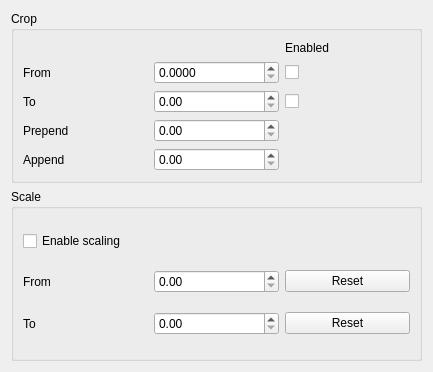
Old version of the form forms/cropscalewidget.ui in the repository echmet/SignalMixer.
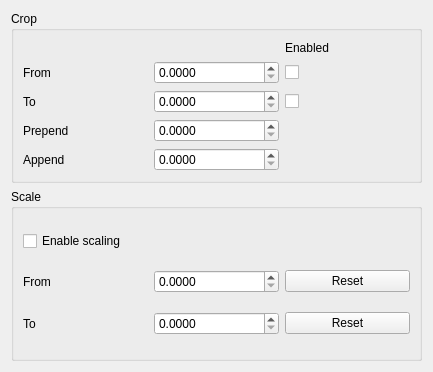
New version of the form.

Commit message: Use four decimal digits in tranformatiom spinboxes

Diff of the .ui file:
```diff
--- a/forms/cropscalewidget.ui
+++ b/forms/cropscalewidget.ui
@@ -37,7 +37,11 @@
          </widget>
         </item>
         <item row="3" column="1">
-         <widget class="QDoubleSpinBox" name="qdspbox_cropTo"/>
+         <widget class="QDoubleSpinBox" name="qdspbox_cropTo">
+          <property name="decimals">
+           <number>4</number>
+          </property>
+         </widget>
         </item>
         <item row="4" column="0">
          <widget class="QLabel" name="ql_prepend">
@@ -54,7 +58,11 @@
          </widget>
         </item>
         <item row="4" column="1">
-         <widget class="QDoubleSpinBox" name="qdspbox_prepend"/>
+         <widget class="QDoubleSpinBox" name="qdspbox_prepend">
+          <property name="decimals">
+           <number>4</number>
+          </property>
+         </widget>
         </item>
         <item row="2" column="0">
          <widget class="QLabel" name="ql_cropFrom">
@@ -85,7 +93,11 @@
          </widget>
         </item>
         <item row="5" column="1">
-         <widget class="QDoubleSpinBox" name="qdspbox_append"/>
+         <widget class="QDoubleSpinBox" name="qdspbox_append">
+          <property name="decimals">
+           <number>4</number>
+          </property>
+         </widget>
         </item>
        </layout>
       </widget>
@@ -104,7 +116,11 @@
          </widget>
         </item>
         <item row="2" column="1">
-         <widget class="QDoubleSpinBox" name="qdspbox_scaleFrom"/>
+         <widget class="QDoubleSpinBox" name="qdspbox_scaleFrom">
+          <property name="decimals">
+           <number>4</number>
+          </property>
+         </widget>
         </item>
         <item row="2" column="2">
          <widget class="QPushButton" name="qpb_resetScaleFrom">
@@ -114,7 +130,11 @@
          </widget>
         </item>
         <item row="3" column="1">
-         <widget class="QDoubleSpinBox" name="qdspbox_scaleTo"/>
+         <widget class="QDoubleSpinBox" name="qdspbox_scaleTo">
+          <property name="decimals">
+           <number>4</number>
+          </property>
+         </widget>
         </item>
         <item row="3" column="2">
          <widget class="QPushButton" name="qpb_resetScaleTo">
```
The commit also changes 1 other file.
